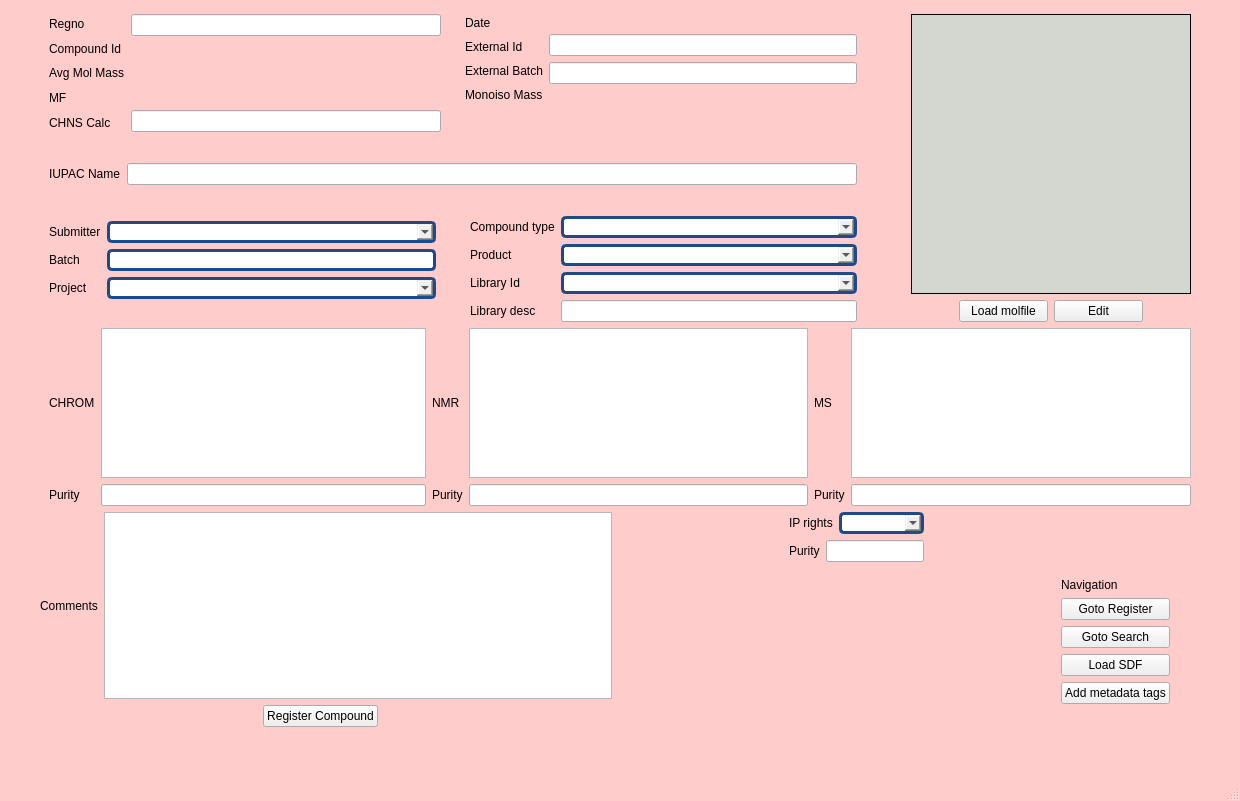
First picture: the form in chemReg/assets/regchem.ui, repository dahlbma/scarab_tornado, before the edit.
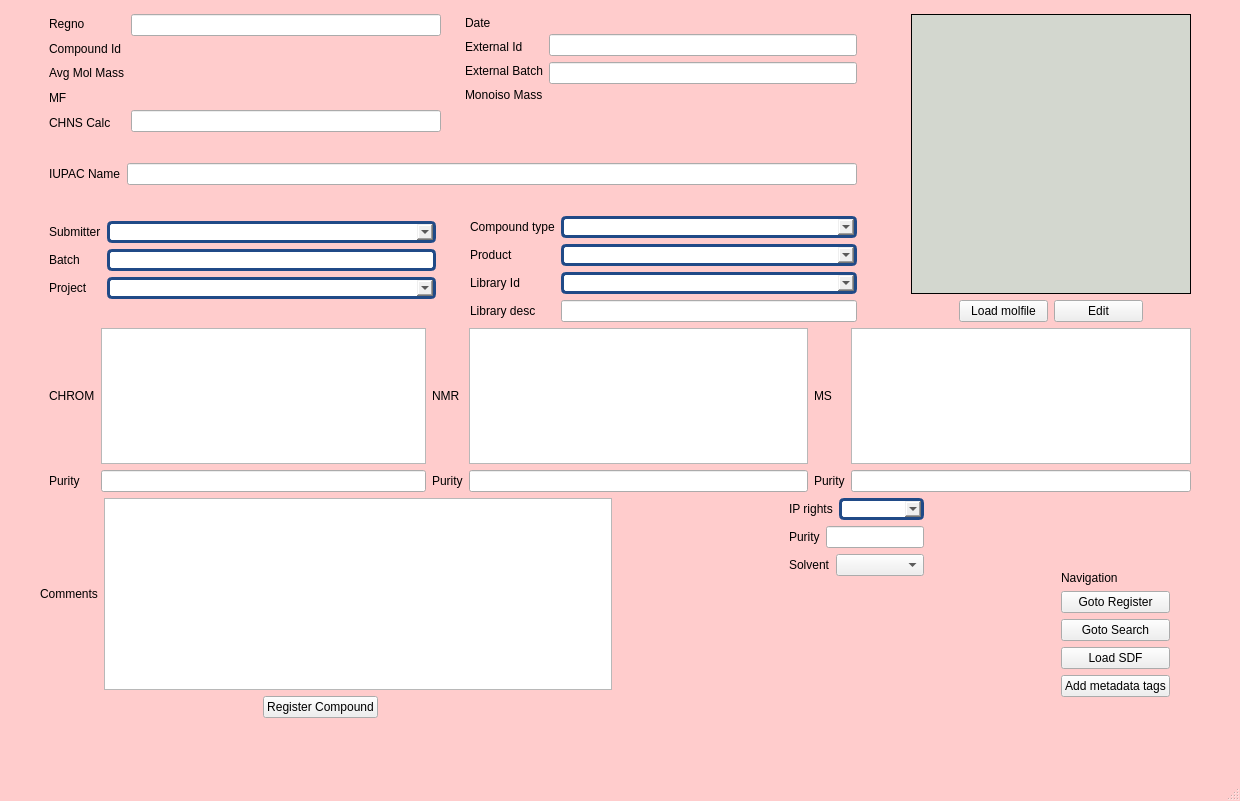
Second picture: the form after the edit.

Commit message: show solvent in reg and search

```diff
--- a/chemReg/assets/regchem.ui
+++ b/chemReg/assets/regchem.ui
@@ -971,6 +971,33 @@
             </item>
            </layout>
           </item>
+          <item>
+           <layout class="QHBoxLayout" name="horizontalLayout_5">
+            <item>
+             <widget class="QLabel" name="label_24">
+              <property name="sizePolicy">
+               <sizepolicy hsizetype="Maximum" vsizetype="Preferred">
+                <horstretch>0</horstretch>
+                <verstretch>0</verstretch>
+               </sizepolicy>
+              </property>
+              <property name="text">
+               <string>Solvent</string>
+              </property>
+             </widget>
+            </item>
+            <item>
+             <widget class="QComboBox" name="solvent_cb">
+              <property name="enabled">
+               <bool>true</bool>
+              </property>
+              <property name="focusPolicy">
+               <enum>Qt::StrongFocus</enum>
+              </property>
+             </widget>
+            </item>
+           </layout>
+          </item>
           <item>
            <spacer name="verticalSpacer_10">
             <property name="orientation">
```
The commit also changes 3 other files.
